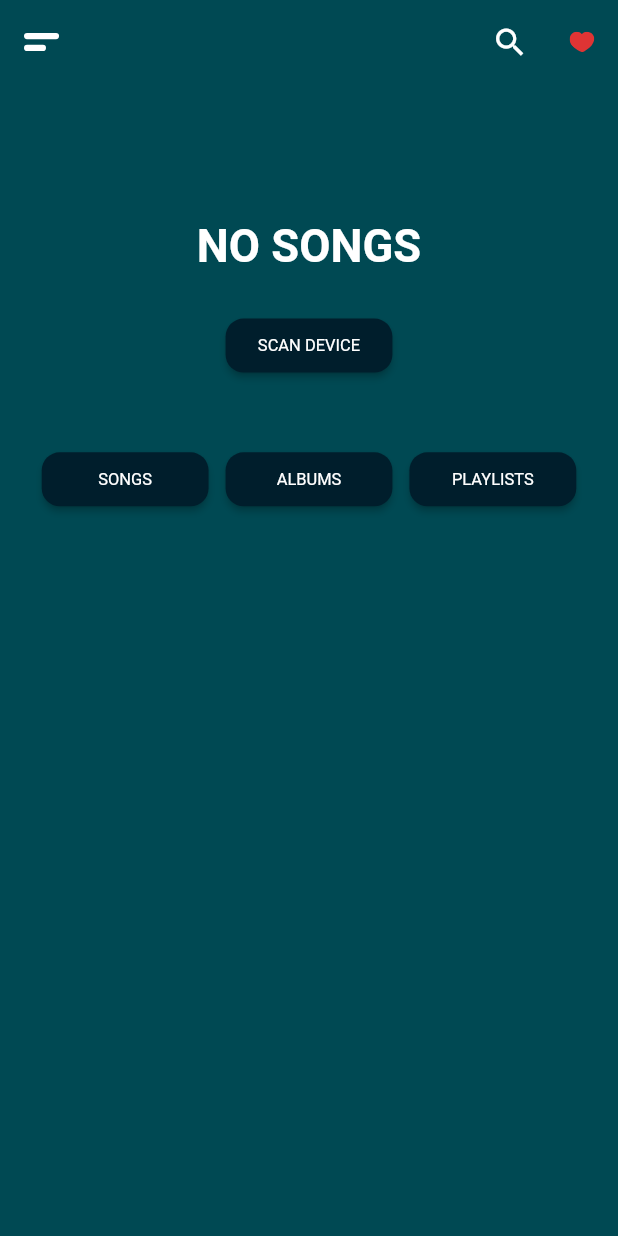
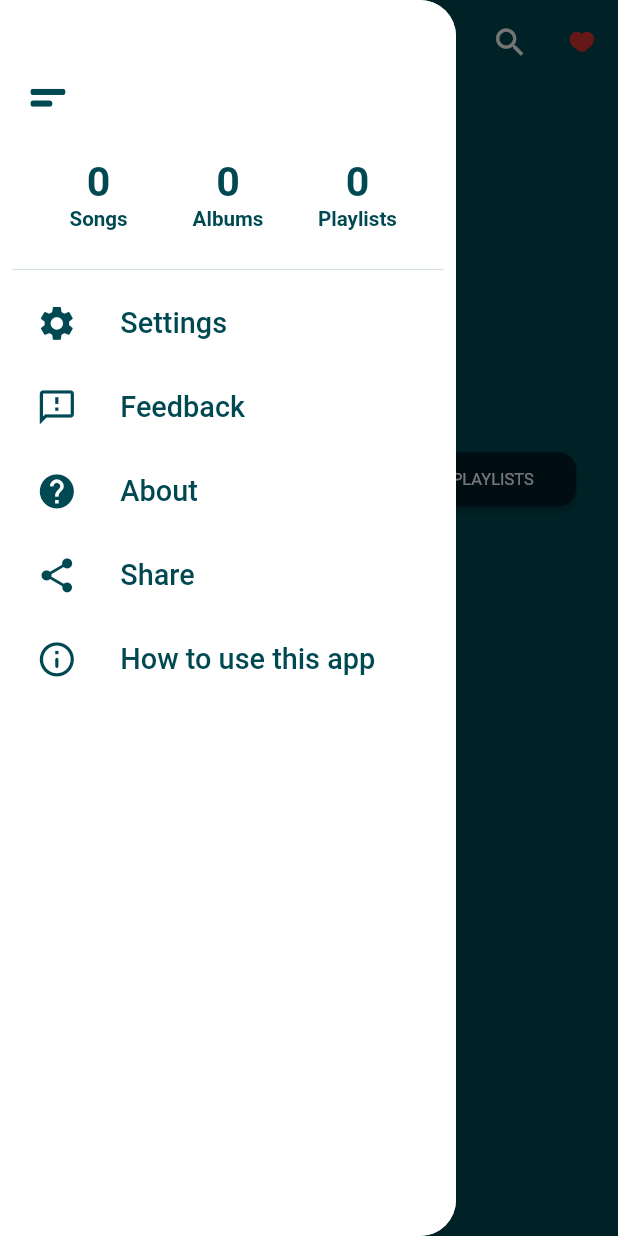
Before and after one commit to skpraharaj/musistic, a Flutter app: the screen it shows after launch, after a tap on an icon or button, on a phone screen of 412 x 824 dp. Run offline on Flutter 3.47's test engine with Material 2 defaults, Android fonts, the light colour scheme and no system bars; our stand-ins replace device_preview, flutter_svg, google_fonts, sizer; network calls fail; Roboto replaces fonts that are missing (Monda, Numans).

Commit message:
Drawer in progress

```diff
--- a/lib/global/styles/app_font.dart
+++ b/lib/global/styles/app_font.dart
@@ -7,13 +7,13 @@ class AppFont {
 
   // Font Family
   static TextStyle headlineFont(TextStyle textStyle) {
-    return GoogleFonts.numans(
+    return GoogleFonts.roboto(
       textStyle: textStyle,
     );
   }
 
   static TextStyle bodyFont(TextStyle textStyle) {
-    return GoogleFonts.monda(
+    return GoogleFonts.roboto(
       textStyle: textStyle,
     );
   }
--- a/lib/pages/home_page/components/drawer/app_drawer.dart
+++ b/lib/pages/home_page/components/drawer/app_drawer.dart
@@ -1,13 +1,21 @@
 import 'package:flutter/material.dart';
 import 'package:musistic/pages/home_page/components/drawer/drawer_header/drawer_header.dart';
+import 'package:musistic/pages/home_page/components/drawer/drawer_item/drawer_item.dart';
 import 'package:sizer/sizer.dart';
 
 class AppDrawer extends StatelessWidget {
-  const AppDrawer({Key? key}) : super(key: key);
+  const AppDrawer({
+    Key? key,
+  }) : super(key: key);
 
   @override
   Widget build(BuildContext context) {
-    return Drawer(
+    return ClipRRect(
+      borderRadius: const BorderRadius.only(
+        topRight: Radius.circular(24),
+        bottomRight: Radius.circular(24),
+      ),
+      child: Drawer(
         child: Material(
           color: Theme.of(context).primaryColor,
           child: Container(
@@ -18,9 +26,33 @@ class AppDrawer extends StatelessWidget {
               bottom: 2.0.h,
             ),
             child: Column(
-            children: const [
-              BuildDrawerHeader(),
+              children: [
+                const BuildDrawerHeader(),
+                Divider(
+                  color: Theme.of(context).backgroundColor.withOpacity(0.19),
+                ),
+                const BuildDrawerItem(
+                  icon: Icons.settings,
+                  title: "Settings",
+                ),
+                const BuildDrawerItem(
+                  icon: Icons.feedback_outlined,
+                  title: "Feedback",
+                ),
+                const BuildDrawerItem(
+                  icon: Icons.help_outlined,
+                  title: "About",
+                ),
+                const BuildDrawerItem(
+                  icon: Icons.share,
+                  title: "Share",
+                ),
+                const BuildDrawerItem(
+                  icon: Icons.info_outline_rounded,
+                  title: "How to use this app",
+                ),
               ],
+            ),
           ),
         ),
       ),
--- a/lib/pages/home_page/components/drawer/drawer_header/drawer_header.dart
+++ b/lib/pages/home_page/components/drawer/drawer_header/drawer_header.dart
@@ -1,20 +1,116 @@
 import 'package:flutter/material.dart';
+import 'package:flutter_svg/flutter_svg.dart';
+import 'package:musistic/global/constants/app_assets.dart';
+import 'package:sizer/sizer.dart';
 
 class BuildDrawerHeader extends StatelessWidget {
   const BuildDrawerHeader({Key? key}) : super(key: key);
 
   @override
   Widget build(BuildContext context) {
-    return Row(
-      mainAxisAlignment: MainAxisAlignment.spaceEvenly,
+    return Column(
+      crossAxisAlignment: CrossAxisAlignment.start,
       children: [
-        RichText(
-          text: const TextSpan(
-            children: [
-              TextSpan(text: "0\n"),
-              TextSpan(text: "Songs"),
-            ],
-          ),
+        Builder(builder: (context) {
+          return IconButton(
+            iconSize: 20.0.sp,
+            icon: SvgPicture.asset(
+              AppAssets.menuSvg,
+              color: Theme.of(context).backgroundColor,
+            ),
+            onPressed: () {
+              Scaffold.of(context).openEndDrawer();
+            },
+          );
+        }),
+        SizedBox(
+          height: 2.0.h,
+        ),
+        Row(
+          mainAxisAlignment: MainAxisAlignment.spaceEvenly,
+          children: [
+            SizedBox(
+              height: 8.0.h,
+              width: 14.0.w,
+              child: RichText(
+                textAlign: TextAlign.center,
+                text: TextSpan(
+                  children: [
+                    TextSpan(
+                      text: "0\n",
+                      style: Theme.of(context).textTheme.bodyText2?.copyWith(
+                            color: Theme.of(context).backgroundColor,
+                            fontSize: 20.0.sp,
+                            fontWeight: FontWeight.w700,
+                          ),
+                    ),
+                    TextSpan(
+                      text: "Songs",
+                      style: Theme.of(context).textTheme.bodyText2?.copyWith(
+                            color: Theme.of(context).backgroundColor,
+                            fontSize: 10.0.sp,
+                            fontWeight: FontWeight.w700,
+                          ),
+                    ),
+                  ],
+                ),
+              ),
+            ),
+            SizedBox(
+              height: 8.0.h,
+              width: 14.0.w,
+              child: RichText(
+                textAlign: TextAlign.center,
+                text: TextSpan(
+                  children: [
+                    TextSpan(
+                      text: "0\n",
+                      style: Theme.of(context).textTheme.bodyText2?.copyWith(
+                            color: Theme.of(context).backgroundColor,
+                            fontSize: 20.0.sp,
+                            fontWeight: FontWeight.w700,
+                          ),
+                    ),
+                    TextSpan(
+                      text: "Albums",
+                      style: Theme.of(context).textTheme.bodyText2?.copyWith(
+                            color: Theme.of(context).backgroundColor,
+                            fontSize: 10.0.sp,
+                            fontWeight: FontWeight.w700,
+                          ),
+                    ),
+                  ],
+                ),
+              ),
+            ),
+            SizedBox(
+              height: 8.0.h,
+              width: 14.0.w,
+              child: RichText(
+                textAlign: TextAlign.center,
+                text: TextSpan(
+                  children: [
+                    TextSpan(
+                      text: "0\n",
+                      style: Theme.of(context).textTheme.bodyText2?.copyWith(
+                            color: Theme.of(context).backgroundColor,
+                            fontSize: 20.0.sp,
+                            fontWeight: FontWeight.w700,
+                          ),
+                    ),
+                    TextSpan(
+                      text: "Playlists",
+                      style: Theme.of(context).textTheme.bodyText2?.copyWith(
+                            color: Theme.of(context).backgroundColor,
+                            fontSize: 10.0.sp,
+                            fontWeight: FontWeight.w700,
+                          ),
+                    ),
+                  ],
+                ),
+              ),
+            ),
+          ],
         ),
       ],
     );
--- a/lib/pages/home_page/components/drawer/drawer_item/drawer_item.dart
+++ b/lib/pages/home_page/components/drawer/drawer_item/drawer_item.dart
@@ -16,14 +16,15 @@ class BuildDrawerItem extends StatelessWidget {
     return ListTile(
       leading: Icon(
         icon,
-        color: Theme.of(context).primaryColor,
+        color: Theme.of(context).backgroundColor,
         size: 20.0.sp,
       ),
       title: Text(
         title,
         style: Theme.of(context).textTheme.bodyText2?.copyWith(
-              color: Theme.of(context).primaryColor,
+              color: Theme.of(context).backgroundColor,
               fontSize: 14.0.sp,
+              fontWeight: FontWeight.w500,
             ),
       ),
     );
--- a/lib/pages/home_page/home_page.dart
+++ b/lib/pages/home_page/home_page.dart
@@ -25,13 +25,15 @@ class _HomePageState extends State<HomePage> {
   Widget build(BuildContext context) {
     return Scaffold(
       appBar: AppBar(
-        leading: IconButton(
-          iconSize: 20.0.sp,
-          icon: SvgPicture.asset(AppAssets.menuSvg),
-          onPressed: () {
-            scaffoldStateKey.currentState?.openDrawer();
-          },
-        ),
+        leading: Builder(builder: (context) {
+          return IconButton(
+            iconSize: 20.0.sp,
+            icon: SvgPicture.asset(AppAssets.menuSvg),
+            onPressed: () {
+              Scaffold.of(context).openDrawer();
+            },
+          );
+        }),
         backgroundColor: Theme.of(context).backgroundColor,
         elevation: 0,
         actions: [
```
Lines whose indentation alone changed are shown as unchanged.
